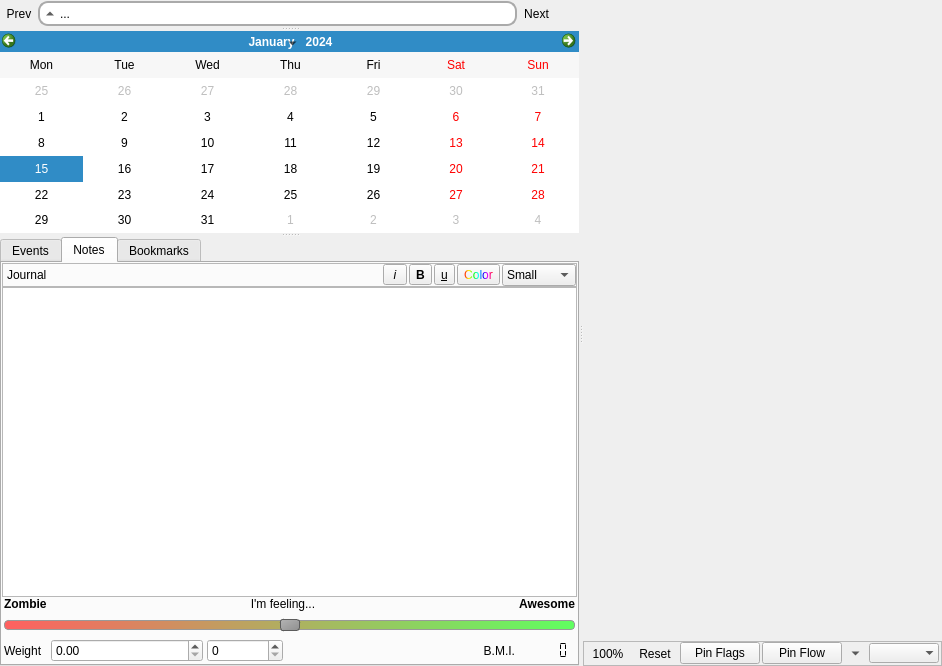
sbonaime/sleepyhead-code., file sleepyhead/daily.ui: the form before one commit.
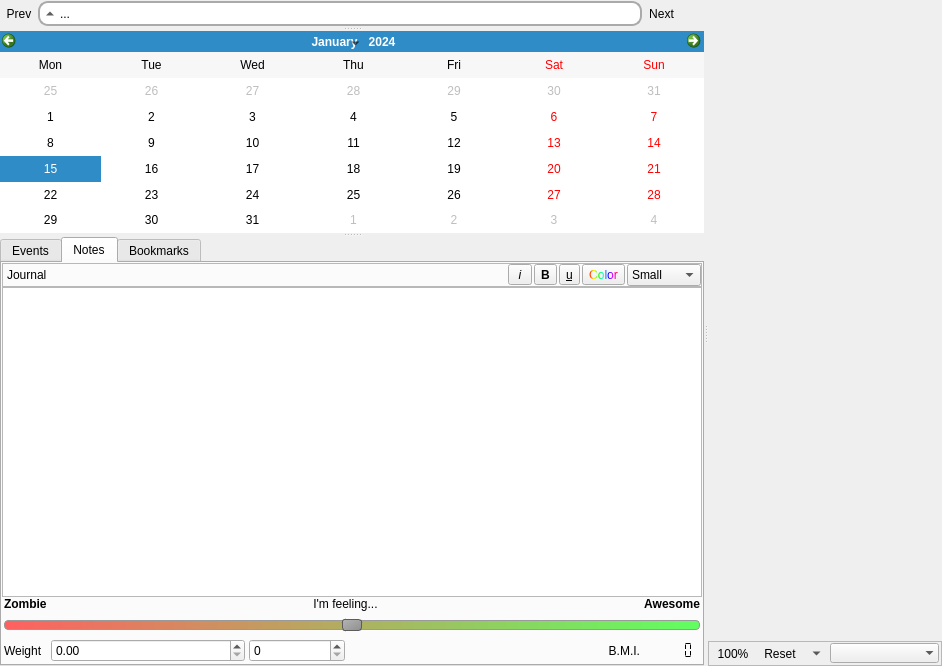
The form after the commit. Icons and pictures are not drawn.

Commit message: Double clicking graph title now toggles pin status, removed bottom pin buttons

Patch:
```diff
--- a/sleepyhead/daily.ui
+++ b/sleepyhead/daily.ui
@@ -1052,26 +1052,6 @@
             </property>
            </widget>
           </item>
-          <item>
-           <widget class="QPushButton" name="pinFlagsButton">
-            <property name="text">
-             <string>Pin Flags</string>
-            </property>
-            <property name="checkable">
-             <bool>true</bool>
-            </property>
-           </widget>
-          </item>
-          <item>
-           <widget class="QPushButton" name="pinFlowButton">
-            <property name="text">
-             <string>Pin Flow</string>
-            </property>
-            <property name="checkable">
-             <bool>true</bool>
-            </property>
-           </widget>
-          </item>
           <item>
            <layout class="QHBoxLayout" name="sessionBarLayout">
             <property name="sizeConstraint">
```
The commit also changes 4 other files.
